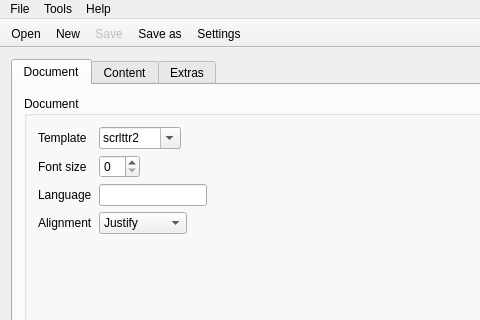
First picture: the form in clattr.ui, repository blblblu/Clattr, before the edit; both pictures show x 0 to 480 and y 0 to 320 of the 800 by 600 pixel window.
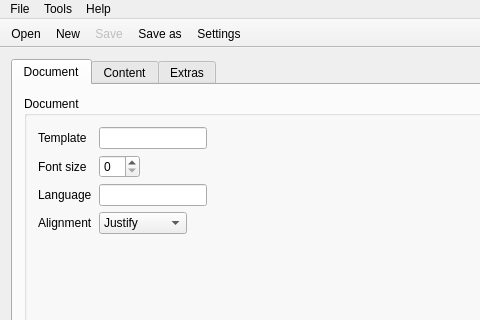
Second picture: the form after the edit. Icons and pictures are not drawn.

What changed in the file:
```diff
--- a/clattr.ui
+++ b/clattr.ui
@@ -70,6 +70,16 @@
              </property>
             </widget>
            </item>
+           <item row="0" column="1">
+            <widget class="QLineEdit" name="inputTemplate">
+             <property name="enabled">
+              <bool>true</bool>
+             </property>
+             <property name="text">
+              <string/>
+             </property>
+            </widget>
+           </item>
            <item row="1" column="0">
             <widget class="QLabel" name="labelFontsize">
              <property name="text">
@@ -120,23 +130,6 @@
              </item>
             </widget>
            </item>
-           <item row="0" column="1">
-            <widget class="QComboBox" name="inputTemplate">
-             <property name="editable">
-              <bool>true</bool>
-             </property>
-             <item>
-              <property name="text">
-               <string>scrlttr2</string>
-              </property>
-             </item>
-             <item>
-              <property name="text">
-               <string>scrlttr2old</string>
-              </property>
-             </item>
-            </widget>
-           </item>
           </layout>
          </widget>
         </item>
```
Left out of the diff: 32 changed lines with no effect on the pictures.
